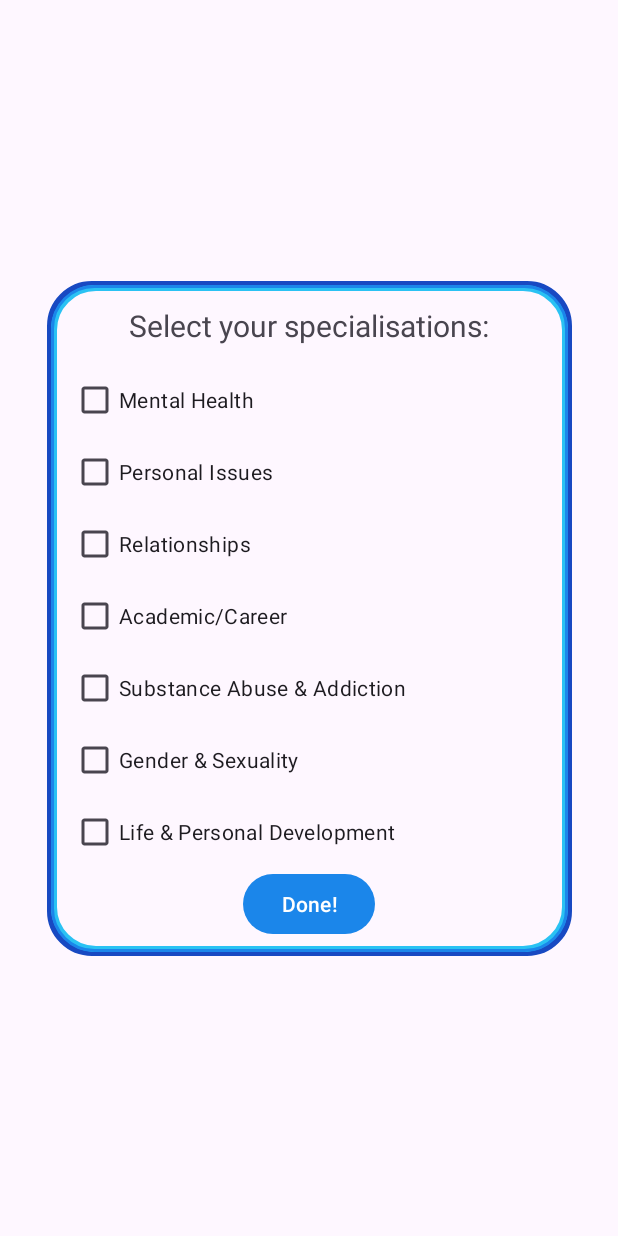
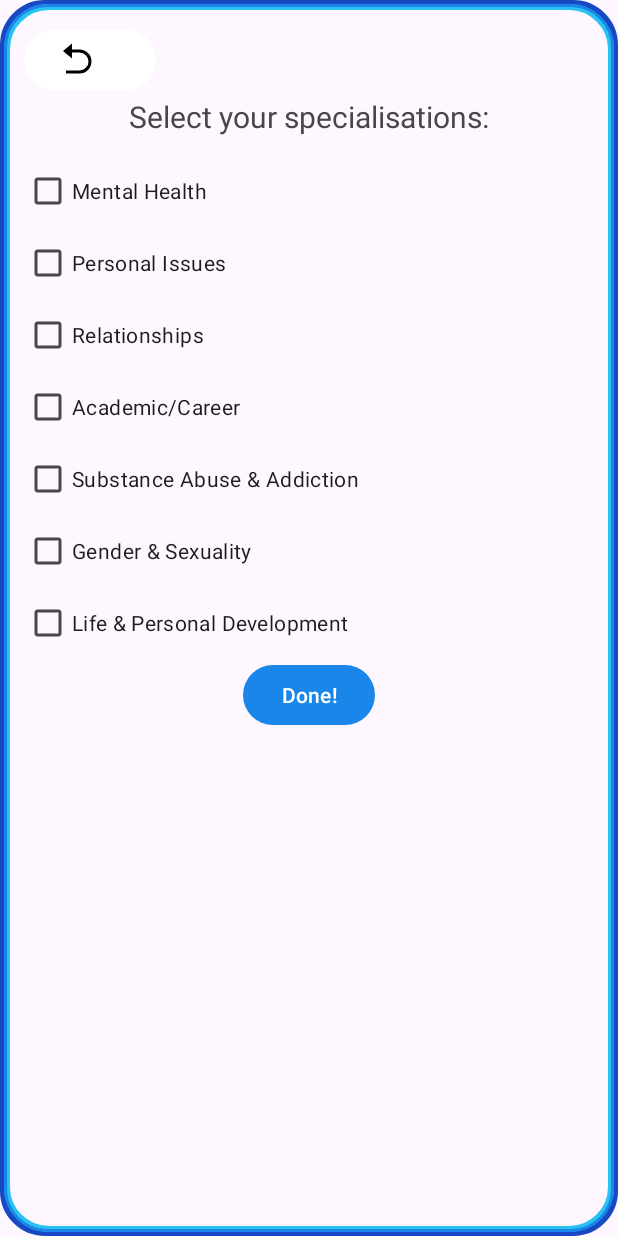
Before and after one commit to Gonts3/Mind-Support, an Android app: the CounsellorSelectedProblems screen opened directly, with no data from a screen before it, after a tap on "Done!", on a phone screen of 412 x 824 dp. Run offline under Robolectric (Android 15) with nearby library versions, the phone set to English and light mode, and no system bars.

Commit message:
Back button works Requires a double tap to close app.

```diff
--- a/app/src/main/java/com/ultimate/mindsupport/ManageAssignmentActivity.java
+++ b/app/src/main/java/com/ultimate/mindsupport/ManageAssignmentActivity.java
@@ -1,5 +1,6 @@
 package com.ultimate.mindsupport;
 
+import android.content.Intent;
 import android.os.Bundle;
 import android.view.View;
 import android.widget.Toast;
@@ -17,6 +18,8 @@ import com.ultimate.mindsupport.chat.AssignmentAdapter;
 import com.ultimate.mindsupport.chat.LoadUser;
 import com.ultimate.mindsupport.chat.UserChat;
 import com.ultimate.mindsupport.client.ClientLoginActivity;
+import com.ultimate.mindsupport.counsellor.CouncillorScreen;
+import com.ultimate.mindsupport.counsellor.CounsellorPersonalInformation;
 
 import org.json.JSONArray;
 import org.json.JSONObject;
@@ -194,4 +197,7 @@ public class ManageAssignmentActivity extends AppCompatActivity {
             }
         });
     }
+    public void backToProfileC2(View v){
+        finish();
+    }
 }
--- a/app/src/main/java/com/ultimate/mindsupport/SplashActivity.java
+++ b/app/src/main/java/com/ultimate/mindsupport/SplashActivity.java
@@ -43,6 +43,7 @@ public class SplashActivity extends AppCompatActivity {
                     public void onSuccess(String message) {
                         Intent intent = new Intent(SplashActivity.this, ClientScreen.class);
                         startActivity(intent);
+                        finish();
                     }
 
                     @Override
@@ -58,6 +59,7 @@ public class SplashActivity extends AppCompatActivity {
                     public void onSuccess(String message) {
                         Intent intent = new Intent(SplashActivity.this, CouncillorScreen.class);
                         startActivity(intent);
+                        finish();
                     }
 
                     @Override
--- a/app/src/main/java/com/ultimate/mindsupport/client/ClientLoginActivity.java
+++ b/app/src/main/java/com/ultimate/mindsupport/client/ClientLoginActivity.java
@@ -349,6 +349,7 @@ public class ClientLoginActivity extends AppCompatActivity {
                         resetOtp.setVisibility(View.GONE);
                         btbVerifyEmail.setVisibility(View.GONE);
                         userEmailInputFrame.setVisibility(View.GONE);
+                        clearInputFields();
                     }
                 });
             }
--- a/app/src/main/java/com/ultimate/mindsupport/client/PersonalInformation.java
+++ b/app/src/main/java/com/ultimate/mindsupport/client/PersonalInformation.java
@@ -93,5 +93,8 @@ public class PersonalInformation extends AppCompatActivity {
         });
 
     }
+    public void backToProfileClient(View v){
+        finish();
+    }
 
 }
--- a/app/src/main/java/com/ultimate/mindsupport/client/SelectProblemsActivity.java
+++ b/app/src/main/java/com/ultimate/mindsupport/client/SelectProblemsActivity.java
@@ -232,4 +232,7 @@ public class SelectProblemsActivity extends AppCompatActivity {
             Toast.makeText(this, "Please select a problem", Toast.LENGTH_SHORT).show();
         }
     }
+    public void backToProfileClient(View v){
+        finish();
+    }
 }
--- a/app/src/main/java/com/ultimate/mindsupport/counsellor/CounsellorProfileFragment.java
+++ b/app/src/main/java/com/ultimate/mindsupport/counsellor/CounsellorProfileFragment.java
@@ -31,6 +31,7 @@ public class CounsellorProfileFragment extends Fragment {
 
         profileName = view.findViewById(R.id.profileName);
         Counsellor counsellor = (Counsellor) CurrentUser.getCounsellor();
+        assert counsellor != null;
         profileName.setText(counsellor.getFname() + " " + counsellor.getLname());
 
         Button editButton = view.findViewById(R.id.counsellorCredentials);
--- a/app/src/main/java/com/ultimate/mindsupport/counsellor/CounsellorSelectedProblems.java
+++ b/app/src/main/java/com/ultimate/mindsupport/counsellor/CounsellorSelectedProblems.java
@@ -142,4 +142,7 @@ public class CounsellorSelectedProblems extends AppCompatActivity {
 
 
         }
+    public void backToProfileCounsellor(View v){
+        finish();
     }
+    }
--- a/app/src/main/res/layout/activity_counsellor_selected_problems.xml
+++ b/app/src/main/res/layout/activity_counsellor_selected_problems.xml
@@ -9,8 +9,8 @@
     >
 
     <ScrollView
-        android:layout_width="350dp"
-        android:layout_height="450dp"
+        android:layout_width="0dp"
+        android:layout_height="0dp"
         app:layout_constraintTop_toTopOf="parent"
         app:layout_constraintBottom_toBottomOf="parent"
         app:layout_constraintStart_toStartOf="parent"
@@ -23,6 +23,13 @@
             android:layout_height="wrap_content"
             android:orientation="vertical"
             android:padding="16dp">
+            <Button
+                android:layout_width="wrap_content"
+                android:layout_height="wrap_content"
+                android:drawableLeft="@drawable/arrow"
+                android:backgroundTint="@color/white"
+                android:onClick="backToProfileCounsellor"
+                />
 
             <TextView
                 android:layout_width="wrap_content"
```
Also changed, not shown: app/src/main/java/com/ultimate/mindsupport/client/ClientScreen.java (+28 -1 lines), app/src/main/java/com/ultimate/mindsupport/counsellor/CouncillorScreen.java (+24 -0 lines), app/src/main/java/com/ultimate/mindsupport/counsellor/CounsellorPersonalInformation.java (+7 -1 lines), app/src/main/res/layout/activity_counsellor_personal_infomation.xml (+8 -0 lines), app/src/main/res/layout/activity_manage_assigment.xml (+8 -1 lines), app/src/main/res/layout/activity_personal_information.xml (+7 -0 lines), app/src/main/res/layout/activity_select_problems.xml (+7 -0 lines).
